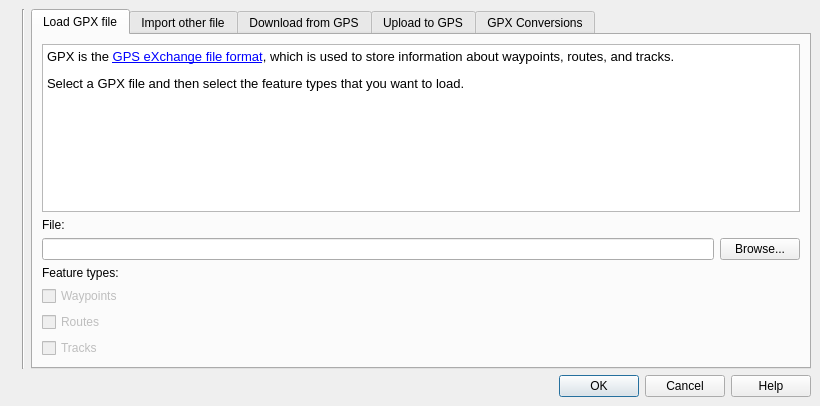
Old version of the form src/plugins/gps_importer/qgsgpspluginguibase.ui in the repository kadas-albireo/kadas-albireo.
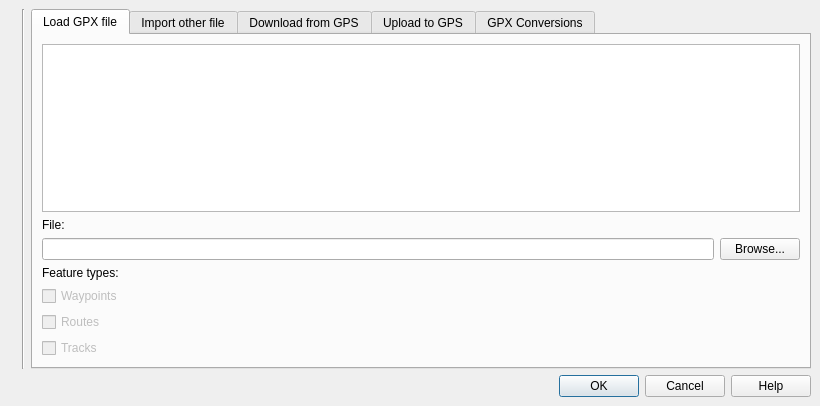
New version of the form. Icons and pictures are not drawn. Custom widgets are drawn as their Qt base class.

Commit message: Cleaned up gps importer translation

```diff
--- a/src/plugins/gps_importer/qgsgpspluginguibase.ui
+++ b/src/plugins/gps_importer/qgsgpspluginguibase.ui
@@ -81,11 +81,7 @@
           <bool>true</bool>
          </property>
          <property name="html" >
-          <string>&lt;html>&lt;head>&lt;meta name="qrichtext" content="1" />&lt;style type="text/css">
-p, li { white-space: pre-wrap; }
-&lt;/style>&lt;/head>&lt;body style=" font-family:'Sans Serif'; font-size:9pt; font-weight:400; font-style:normal; text-decoration:none;">
-&lt;p style=" margin-top:12px; margin-bottom:12px; margin-left:0px; margin-right:0px; -qt-block-indent:0; text-indent:0px; font-family:'Arial'; font-size:12pt;">&lt;span style=" font-size:10pt;">GPX is the &lt;/span>&lt;a href="http://www.topografix.com/gpx.asp">&lt;span style=" font-size:10pt; text-decoration: underline; color:#0000ff;">GPS eXchange file format&lt;/span>&lt;/a>&lt;span style=" font-size:10pt;">, which is used to store information about waypoints, routes, and tracks.&lt;/span>&lt;/p>
-&lt;p style=" margin-top:12px; margin-bottom:12px; margin-left:0px; margin-right:0px; -qt-block-indent:0; text-indent:0px; font-family:'Arial'; font-size:10pt;">Select a GPX file and then select the feature types that you want to load.&lt;/p>&lt;/body>&lt;/html></string>
+          <string></string>
          </property>
         </widget>
        </item>
```
Left out of the diff: 26 changed lines with no effect on the pictures. The commit also changes 2 other files.
